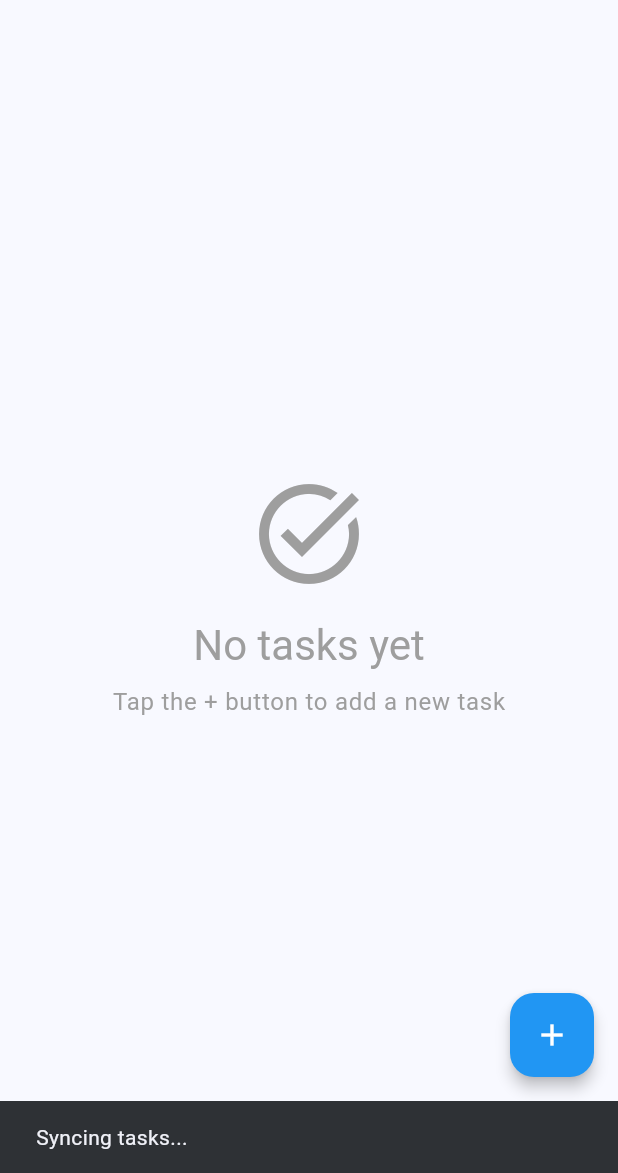
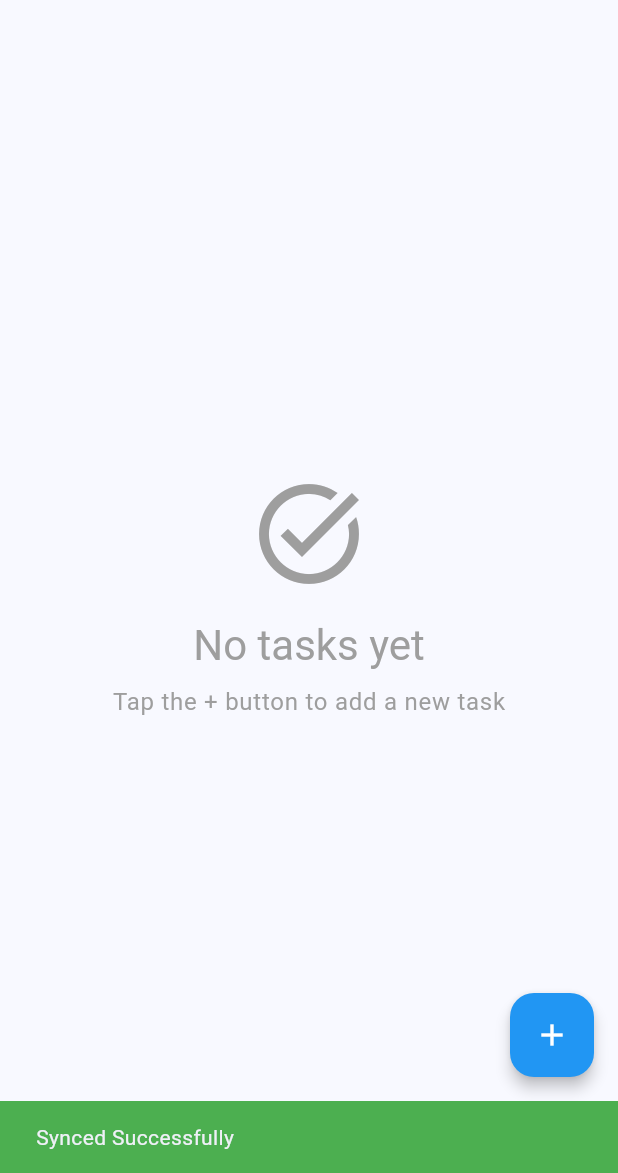
Before and after one commit to vipulbansal/vipul_task_master, a Flutter app: the screen it shows after launch, after a tap on the "sync" icon, on a phone screen of 412 x 824 dp, the part 63-1236 px from its top. Run offline on Flutter 3.47's test engine with Material 3 defaults, Android fonts, the light colour scheme and no system bars; our stand-ins replace bloc, cloud_firestore, equatable, firebase_core, flutter_bloc, flutter_local_notifications and 6 more; accounts and stored records are empty.

Commit message:
sync task event handling

```diff
--- a/lib/core/di/service_locator.dart
+++ b/lib/core/di/service_locator.dart
@@ -93,6 +93,7 @@ void _registerBlocs() {
     updateTaskUseCase: sl<UpdateTaskUseCase>(),
     deleteTaskUseCase: sl<DeleteTaskUseCase>(),
     notificationService: sl<NotificationService>(),
+    syncTasksUseCase: sl<SyncTasksUseCase>()
   ));
 
   // Register ThemeCubit
--- a/lib/data/repositories/task_repository_impl.dart
+++ b/lib/data/repositories/task_repository_impl.dart
@@ -95,7 +95,7 @@ class TaskRepositoryImpl implements TaskRepository {
     return remoteTasks.map((model) => model.toEntity()).toList();
   }
 
-  Future<void> syncTasks() async {
+  Future<bool> syncTasks() async {
     try {
       // Get tasks from both sources
       final remoteTasks = await _firestoreService.getAllTasks();
@@ -149,9 +149,10 @@ class TaskRepositoryImpl implements TaskRepository {
       if (tasksToDownload.isNotEmpty) {
         await _hiveService.saveTasks(tasksToDownload);
       }
+      return true;
     } catch (e) {
       print('Error syncing tasks: $e');
-      rethrow;
+      return false;
     }
   }
 
--- a/lib/domain/repositories/task_repository.dart
+++ b/lib/domain/repositories/task_repository.dart
@@ -28,5 +28,5 @@ abstract class TaskRepository {
   Future<Task> toggleTaskCompletion(String id, bool isCompleted);
 
   /// Sync tasks with remote storage
-  Future<void> syncTasks();
+  Future<bool> syncTasks();
 }
--- a/lib/domain/usecases/task_usecases.dart
+++ b/lib/domain/usecases/task_usecases.dart
@@ -87,7 +87,7 @@ class SyncTasksUseCase {
 
   SyncTasksUseCase(this._repository);
 
-  Future<void> call() async {
-    await _repository.syncTasks();
+  Future<bool> call() async {
+   return await _repository.syncTasks();
   }
 }
--- a/lib/presentation/blocs/task/tasks_bloc.dart
+++ b/lib/presentation/blocs/task/tasks_bloc.dart
@@ -18,6 +18,7 @@ class TaskBloc extends Bloc<TaskEvent, TaskState> {
   final UpdateTaskUseCase updateTaskUseCase;
   final DeleteTaskUseCase deleteTaskUseCase;
   final NotificationService notificationService;
+  final SyncTasksUseCase syncTasksUseCase;
 
   TaskBloc({
     required this.getTasksUseCase,
@@ -26,6 +27,7 @@ class TaskBloc extends Bloc<TaskEvent, TaskState> {
     required this.updateTaskUseCase,
     required this.deleteTaskUseCase,
     required this.notificationService,
+    required this.syncTasksUseCase,
   }) : super(const TaskInitial()) {
     on<FetchTasksEvent>(_onFetchTasks);
     on<FetchTaskEvent>(_onFetchTask);
@@ -230,19 +232,11 @@ class TaskBloc extends Bloc<TaskEvent, TaskState> {
     try {
       // For this implementation, we'll simply refetch all tasks
       // which will trigger a sync between local and remote data sources
-      final tasks = await getTasksUseCase();
-
-      // Check if any tasks with reminders need notifications rescheduled
-      for (final task in tasks) {
-        if (task.hasReminder && !task.isCompleted) {
-          // Only try to schedule reminders for incomplete tasks
-          await notificationService.scheduleTaskReminder(task);
-        }
-      }
-
-      emit(TasksLoaded(tasks));
+     bool syncStatus= await syncTasksUseCase();
+      emit(TaskSync(syncStatus));
+      add(FetchTasksEvent());
     } catch (e) {
-      emit(TaskError(e.toString()));
+      emit(TaskSync(false));
     }
   }
 }
--- a/lib/presentation/blocs/task/tasks_state.dart
+++ b/lib/presentation/blocs/task/tasks_state.dart
@@ -43,6 +43,15 @@ class TaskError extends TaskState {
   List<Object> get props => [message];
 }
 
+class TaskSync extends TaskState {
+  final bool syncStatus;
+
+  const TaskSync(this.syncStatus);
+
+  @override
+  List<Object> get props => [syncStatus];
+}
+
 class TaskCreated extends TaskState {
   final Task task;
   final bool reminderScheduled;  // Indicates if reminder was successfully scheduled
--- a/lib/presentation/screens/home_screen.dart
+++ b/lib/presentation/screens/home_screen.dart
@@ -50,12 +50,6 @@ class _HomeScreenState extends State<HomeScreen> {
             icon: const Icon(Icons.sync),
             onPressed: () {
               context.read<TaskBloc>().add(const SyncTasksEvent());
-              ScaffoldMessenger.of(context).showSnackBar(
-                const SnackBar(
-                  content: Text('Syncing tasks...'),
-                  duration: Duration(seconds: 1),
-                ),
-              );
             },
           ),
         ],
@@ -87,7 +81,16 @@ class _HomeScreenState extends State<HomeScreen> {
               ),
             );
           }
+          else if (state is TaskSync) {
+            ScaffoldMessenger.of(context).showSnackBar(
+              SnackBar(
+                content: Text(state.syncStatus?"Synced Successfully":"Sync Failed"),
+                backgroundColor: state.syncStatus?Colors.green:Colors.red,
+              ),
+            );
+          }
         },
+        buildWhen: (previous,current)=>current.runtimeType!=TaskSync,
         builder: (context, state) {
           if (state is TasksLoading) {
             return const Center(
```
Also changed, not shown: 4 other files.
